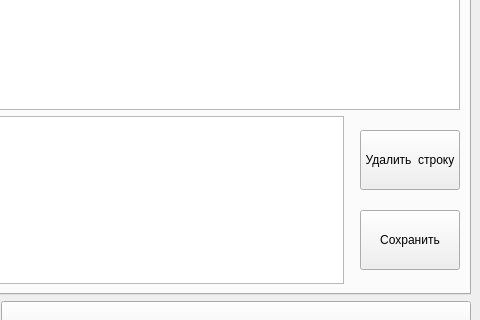
Old version of the form mainwindow.ui in the repository Romanmatan/Sundlab; both pictures show x 961 to 1441 and y 258 to 578 of the 1441 by 784 pixel window.
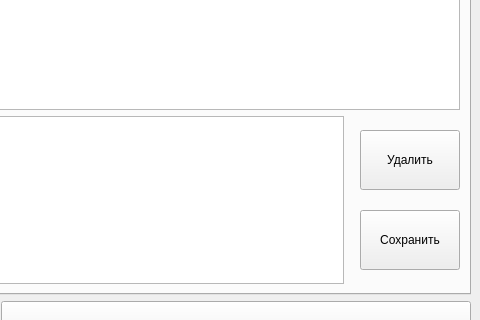
New version of the form.

Diff of the .ui file:
```diff
--- a/mainwindow.ui
+++ b/mainwindow.ui
@@ -1029,7 +1029,7 @@
                    </size>
                   </property>
                   <property name="text">
-                   <string>Удалить  строку</string>
+                   <string>Удалить</string>
                   </property>
                  </widget>
                 </item>
```
